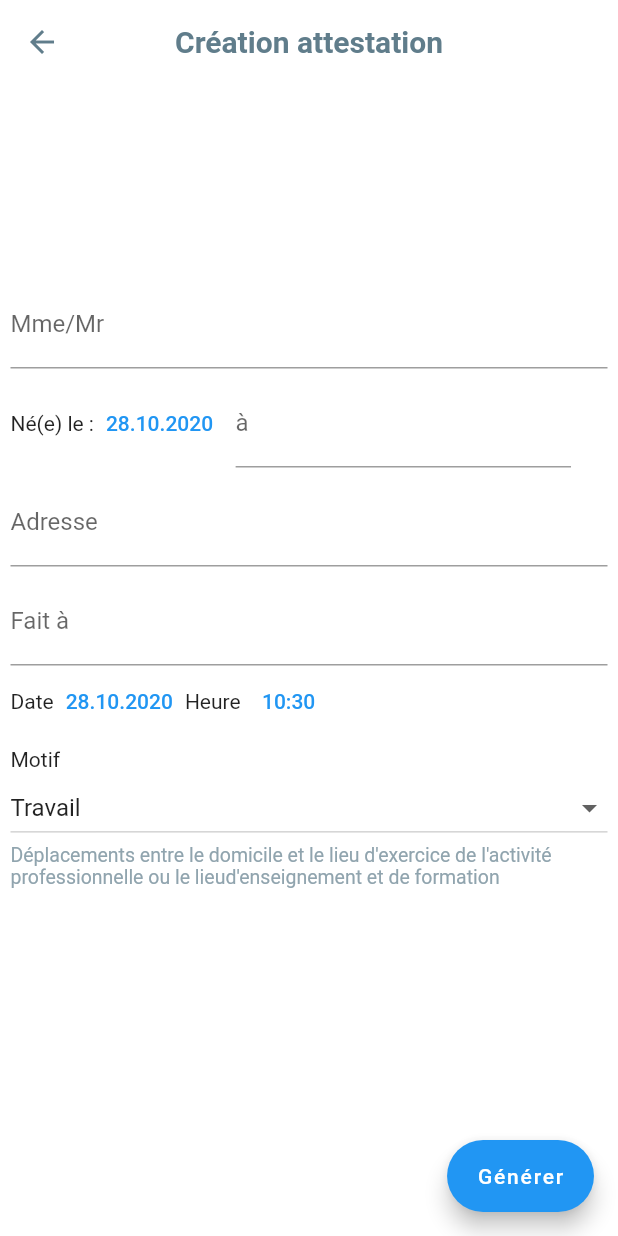
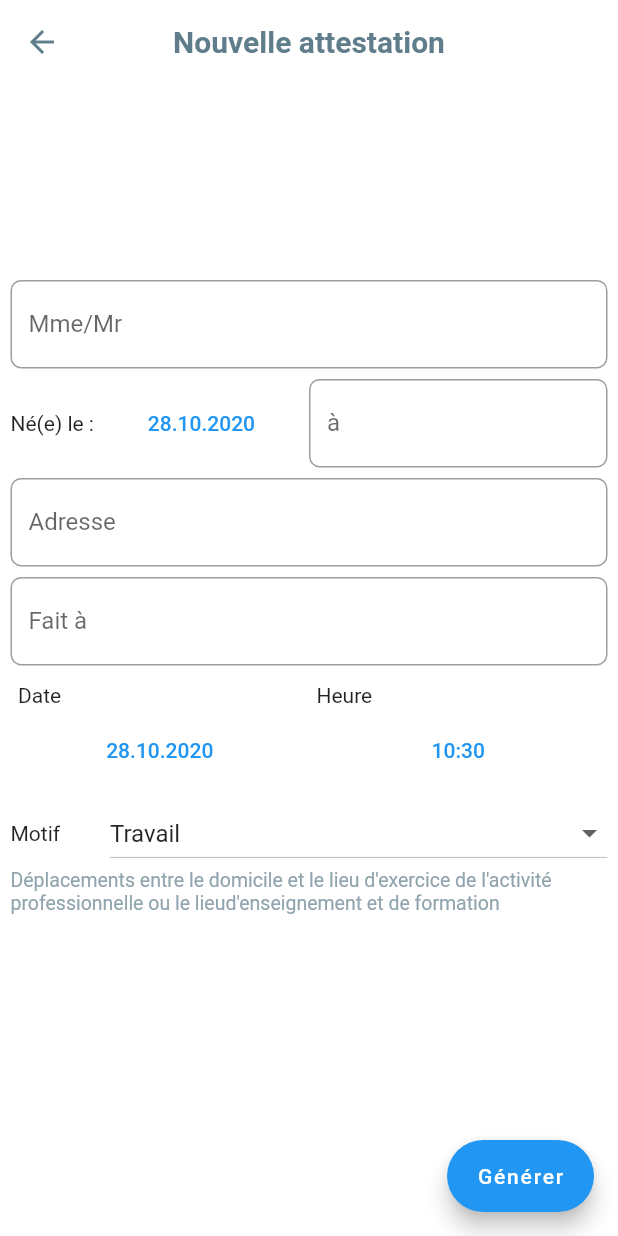
Before and after one commit to bahaa-mn/attestation-generator, a Flutter app: the EditorScreen screen opened by its route, on a phone screen of 412 x 824 dp. Run offline on Flutter 3.47's test engine with Material 2 defaults, Android fonts, the phone set to English and light mode, and no system bars; our stand-ins replace pdf; missing offline and left inert: flutter_full_pdf_viewer.

Commit message:
app design and transition between pages

```diff
--- a/lib/screens/editor_screen.dart
+++ b/lib/screens/editor_screen.dart
@@ -13,7 +13,7 @@ class _EditorScreenState extends State<EditorScreen> {
   Widget build(BuildContext context) {
     final Map args = ModalRoute.of(context).settings.arguments;
 
-    print('qskfllqksjglkqjglqsglkqjsglkjg $args');
+    // print('qskfllqksjglkqjglqsglkqjsglkjg $args');
     final editor = EditorAttestation(m: args);
 
     return Scaffold(
@@ -25,7 +25,7 @@ class _EditorScreenState extends State<EditorScreen> {
         elevation: 0.0,
         backgroundColor: Colors.white,
         title: Text(
-          'Création attestation',
+          'Nouvelle attestation',
           style: TextStyle(
             color: Colors.blueGrey,
             fontWeight: FontWeight.bold,
@@ -42,10 +42,7 @@ class _EditorScreenState extends State<EditorScreen> {
 
   void _validForm(BuildContext ctx, EditorAttestation editor) {
     if (!editor.state.isFormValid()) return;
-
     final data = editor.state.getData();
-    // print('sldkjglksjdglk 22222 $data');
-
     Navigator.of(ctx).pop(data);
   }
 }
--- a/lib/utils/constants.dart
+++ b/lib/utils/constants.dart
@@ -53,12 +53,13 @@ class MotifValue {
 }
 
 class MapAttrs {
-  static const name = "name";
-  static const addresse = "adresse";
-  static const birthday = "birthday";
-  static const birthCity = "birth-city";
-  static const date = "date";
-  static const heure = "heure";
-  static const city = "city";
-  static const motif = "motif";
+  static const name = 'name';
+  static const addresse = 'adresse';
+  static const birthday = 'birthday';
+  static const birthCity = 'birth-city';
+  static const date = 'date';
+  static const heure = 'heure';
+  static const city = 'city';
+  static const motif = 'motif';
+  static const lastModif = 'last-modification';
 }
--- a/lib/utils/formtateurs.dart
+++ b/lib/utils/formtateurs.dart
@@ -1,8 +1,14 @@
 import 'package:flutter/material.dart';
 import 'package:intl/intl.dart';
+
+import './constants.dart';
 
 class Formats {
   static String date(DateTime d) => '${DateFormat('dd.MM.yyyy').format(d)}';
 
-  static String heure(TimeOfDay t) => '${t.hour}:${t.minute}';
+  static String heure(TimeOfDay t) =>
+      '${NumberFormat('00').format(t.hour)}:${NumberFormat('00').format(t.minute)}';
+
+  static String fileName(Map data) =>
+      '${data[MapAttrs.motif]['short'].toString().toLowerCase().substring(0, 3)}_${Formats.date(data[MapAttrs.date]).replaceAll('.', '')}${Formats.heure(data[MapAttrs.heure]).replaceAll(':', '')}_${data[MapAttrs.name].toString().substring(0, 3).toLowerCase()}';
 }
--- a/lib/widgets/editor.dart
+++ b/lib/widgets/editor.dart
@@ -1,5 +1,4 @@
 import 'package:flutter/material.dart';
-import 'package:intl/intl.dart';
 
 import '../utils/constants.dart';
 import '../utils/formtateurs.dart';
@@ -32,11 +31,8 @@ class _EditorAttestationState extends State<EditorAttestation> {
 
   final _nameController = TextEditingController();
   final _addressController = TextEditingController();
-  // final _birthdayController = TextEditingController();
   final _birthCityController = TextEditingController();
   final _cityController = TextEditingController();
-  // final _dateController = TextEditingController();
-  // final _heureController = TextEditingController();
 
   final _formData = {
     MapAttrs.name: '',
@@ -47,12 +43,18 @@ class _EditorAttestationState extends State<EditorAttestation> {
     MapAttrs.date: DateTime.now(),
     MapAttrs.heure: TimeOfDay.now(),
     MapAttrs.motif: Map,
+    MapAttrs.lastModif: DateTime.now(),
   };
+
+  final inputBorder = OutlineInputBorder(
+    borderRadius: BorderRadius.circular(7.0),
+    borderSide: BorderSide(width: 1.0),
+  );
 
   @override
   void initState() {
     Map m = widget.m;
-    print('sldkgslkgj SSEETT DDAATTAA $m');
+
     if (m != null) {
       _nameController.text = m[MapAttrs.name];
       _addressController.text = m[MapAttrs.addresse];
@@ -94,7 +96,10 @@ class _EditorAttestationState extends State<EditorAttestation> {
             SizedBox(height: h * 0.15),
             TextFormField(
               controller: _nameController,
-              decoration: InputDecoration(labelText: "Mme/Mr"),
+              decoration: InputDecoration(
+                labelText: "Mme/Mr",
+                border: inputBorder,
+              ),
               textInputAction: TextInputAction.next,
               onFieldSubmitted: (_) =>
                   FocusScope.of(context).requestFocus(_birthCityNode),
@@ -103,46 +108,44 @@ class _EditorAttestationState extends State<EditorAttestation> {
             ),
             SizedBox(height: 7.0),
             Row(
+              mainAxisAlignment: MainAxisAlignment.spaceBetween,
               crossAxisAlignment: CrossAxisAlignment.center,
               children: [
-                Text(
+                Flexible(
+                  flex: 1,
+                  child: Text(
                     'Né(e) le :',
                     style: TextStyle(),
                   ),
+                ),
                 Flexible(
-                  flex: 1,
+                  flex: 2,
                   child: TextButton(
                     child: Text(Formats.date(_selectedBirthDate)),
                     onPressed: () async {
                       final currYear = DateTime.now().year;
                       final date = await showDatePicker(
                         context: context,
-                        initialDate: DateTime.now(),
+                        initialDate: _selectedBirthDate,
                         firstDate: DateTime(1900),
                         lastDate: DateTime(currYear + 1),
                       );
+                      if (date == null) return;
                       setState(() {
                         _selectedBirthDate = date;
                       });
                     },
                   ),
-                  /*TextFormField(
-                    controller: _birthdayController,
-                    decoration: InputDecoration(labelText: 'Né le'),
-                    focusNode: _birthDateNode,
-                    textInputAction: TextInputAction.next,
-                    onFieldSubmitted: (_) =>
-                        FocusScope.of(context).requestFocus(_birthCityNode),
-                    onSaved: (value) => _formData[MapAttrs.birthday] = value,
-                    validator: _validField,
-                  ),*/
                 ),
-                SizedBox(width: 7.0),
                 Flexible(
-                  flex: 2,
+                  flex: 3,
                   child: TextFormField(
                     controller: _birthCityController,
-                    decoration: InputDecoration(labelText: 'à',hintText: 'Ville'),
+                    decoration: InputDecoration(
+                      labelText: 'à',
+                      hintText: 'Ville',
+                      border: inputBorder,
+                    ),
                     textInputAction: TextInputAction.next,
                     focusNode: _birthCityNode,
                     onFieldSubmitted: (_) =>
@@ -156,7 +159,10 @@ class _EditorAttestationState extends State<EditorAttestation> {
             SizedBox(height: 7.0),
             TextFormField(
               controller: _addressController,
-              decoration: InputDecoration(labelText: "Adresse"),
+              decoration: InputDecoration(
+                labelText: "Adresse",
+                border: inputBorder,
+              ),
               textInputAction: TextInputAction.next,
               keyboardType: TextInputType.text,
               focusNode: _addressNode,
@@ -171,6 +177,7 @@ class _EditorAttestationState extends State<EditorAttestation> {
               decoration: InputDecoration(
                 labelText: 'Fait à',
                 hintText: 'Ville',
+                border: inputBorder,
               ),
               focusNode: _cityNode,
               textInputAction: TextInputAction.done,
@@ -179,84 +186,87 @@ class _EditorAttestationState extends State<EditorAttestation> {
               onSaved: (value) => _formData[MapAttrs.city] = value,
               validator: _validField,
             ),
+            SizedBox(height: 7.0),
+            Row(
+              crossAxisAlignment: CrossAxisAlignment.center,
+              children: [
+                Flexible(
+                  flex: 1,
+                  child: Container(
+                    width: double.infinity,
+                    padding: const EdgeInsets.all(5.0),
+                    child: Text(
+                      'Date',
+                      textAlign: TextAlign.left,
+                    ),
+                  ),
+                ),
+                Flexible(
+                  flex: 1,
+                  child: Container(
+                    width: double.infinity,
+                    padding: const EdgeInsets.all(5.0),
+                    child: Text(
+                      'Heure',
+                      textAlign: TextAlign.left,
+                    ),
+                  ),
+                ),
+              ],
+            ),
             Row(
               children: [
                 Flexible(
                   flex: 1,
-                  child: Text('Date'),
-                ),
-                Flexible(
-                  flex: 3,
+                  child: Container(
+                    alignment: Alignment.center,
                     child: TextButton(
                       child: Text(Formats.date(_selectedDate)),
                       onPressed: () async {
                         final currYear = DateTime.now().year;
                         final date = await showDatePicker(
                           context: context,
-                        initialDate: DateTime.now(),
+                          initialDate: _selectedDate,
                           firstDate: DateTime.now(),
                           lastDate: DateTime(currYear + 1),
                         );
+                        if (date == null) return;
                         setState(() {
-                        _selectedBirthDate = date;
+                          _selectedDate = date;
                         });
                       },
                     ),
                   ),
+                ),
                 Flexible(
                   flex: 1,
-                  child: Text('Heure'),
-                ),
-                Flexible(
-                  flex: 3,
+                  child: Container(
+                    alignment: Alignment.center,
                     child: TextButton(
                       child: Text(Formats.heure(_selectedHeure)),
                       onPressed: () async {
                         final hour = await showTimePicker(
                           context: context,
-                        initialTime: TimeOfDay.now(),
+                          initialTime: _selectedHeure,
                         );
+                        if (hour == null) return;
                         setState(() {
                           _selectedHeure = hour;
                         });
                       },
                     ),
                   ),
-                /* Flexible(
-                  flex: 1,
-                  child: TextFormField(
-                    controller: _dateController,
-                    decoration: InputDecoration(
-                      labelText: 'Fait le',
                 ),
-                    focusNode: _dateNode,
-                    textInputAction: TextInputAction.next,
-                    onFieldSubmitted: (_) =>
-                        FocusScope.of(context).requestFocus(_heureNode),
-                    onSaved: (value) => _formData[MapAttrs.date] = value,
-                    validator: _validField,
-                  ),
-                ),
-                SizedBox(width: 7.0),
-                Flexible(
-                  flex: 1,
-                  child: TextFormField(
-                    controller: _heureController,
-                    decoration: InputDecoration(
-                      labelText: 'à',
-                      hintText: 'Heure',
-                    ),
-                    textInputAction: TextInputAction.done,
-                    focusNode: _heureNode,
-                    onSaved: (value) => _formData[MapAttrs.heure] = value,
-                    validator: _validField,
-                  ),
-                ), */
               ],
             ),
             SizedBox(height: 7.0),
-            Text('Motif'),
-            DropdownButton(
+            Row(
+              mainAxisAlignment: MainAxisAlignment.spaceBetween,
+              children: [
+                Flexible(flex: 1, child: Text('Motif')),
+                Flexible(
+                  flex: 5,
+                  child: DropdownButton(
                     value: _selectedMotif,
                     isExpanded: true,
                     hint: Text('${_selectedMotif['short']}'),
@@ -275,6 +285,9 @@ class _EditorAttestationState extends State<EditorAttestation> {
                       });
                     },
                   ),
+                ),
+              ],
+            ),
             Text(
               '${_selectedMotif['long']}',
               style: TextStyle(
@@ -291,7 +304,24 @@ class _EditorAttestationState extends State<EditorAttestation> {
   String _validField(String value) =>
       value.length == 0 ? 'Ce champs est obligatoire' : null;
 
-  bool isFormValid() => _form.currentState.validate();
+  bool isFormValid() {
+    if (_form == null) {
+      Navigator.of(context).pop();
+      Scaffold.of(context).showSnackBar(
+        SnackBar(
+          content: Text(
+            'Une erreur est survenue, veuillez réessayer.',
+            style: TextStyle(
+              color: Colors.redAccent,
+            ),
+          ),
+          backgroundColor: Colors.white,
+        ),
+      );
+      return false;
+    }
+    return _form.currentState.validate();
+  }
 
   Map getData() {
     _form.currentState.save();
@@ -300,6 +330,8 @@ class _EditorAttestationState extends State<EditorAttestation> {
     _formData[MapAttrs.heure] = _selectedHeure;
     _formData[MapAttrs.birthday] = _selectedBirthDate;
 
+    _formData[MapAttrs.lastModif] = DateTime.now();
+
     // print('lskdjglksjdg lkfj  $_formData');
 
     return _formData;
```
Also changed, not shown: lib/screens/home_screen.dart (+32 -9 lines), lib/utils/pdf_creator.dart (+10 -9 lines), lib/widgets/att_list.dart (+60 -35 lines). Lines whose indentation alone changed are shown as unchanged.
